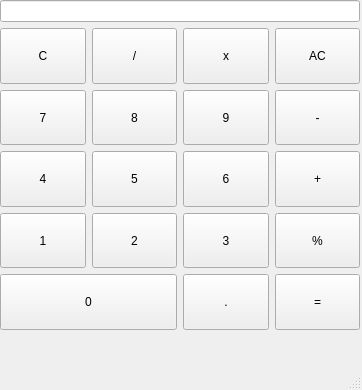
Qt form mainwindow.ui (Kostamirin/Qt_calculator) before a commit.
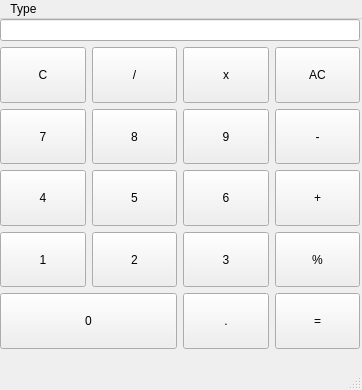
The same form after that commit.

Commit message: main mainwindow.ui __udpate

Diff of the .ui file:
```diff
--- a/mainwindow.ui
+++ b/mainwindow.ui
@@ -303,6 +303,12 @@
      <height>30</height>
     </rect>
    </property>
+   <widget class="QMenu" name="menuType">
+    <property name="title">
+     <string>Type</string>
+    </property>
+   </widget>
+   <addaction name="menuType"/>
   </widget>
   <widget class="QStatusBar" name="statusbar"/>
  </widget>
```
